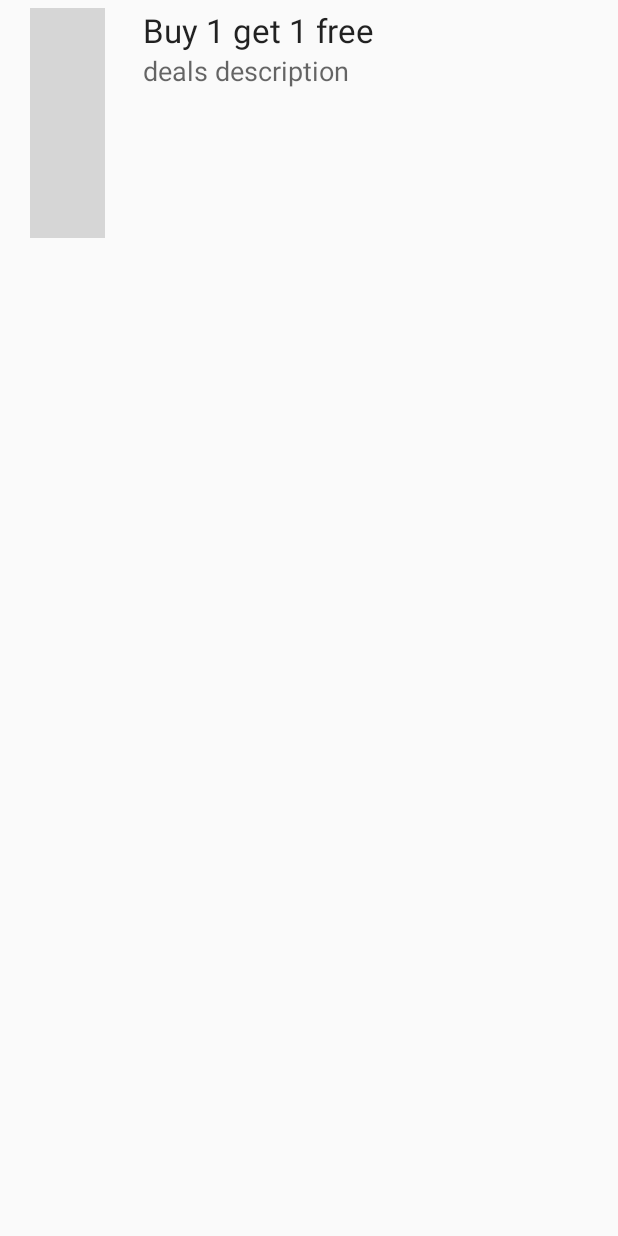
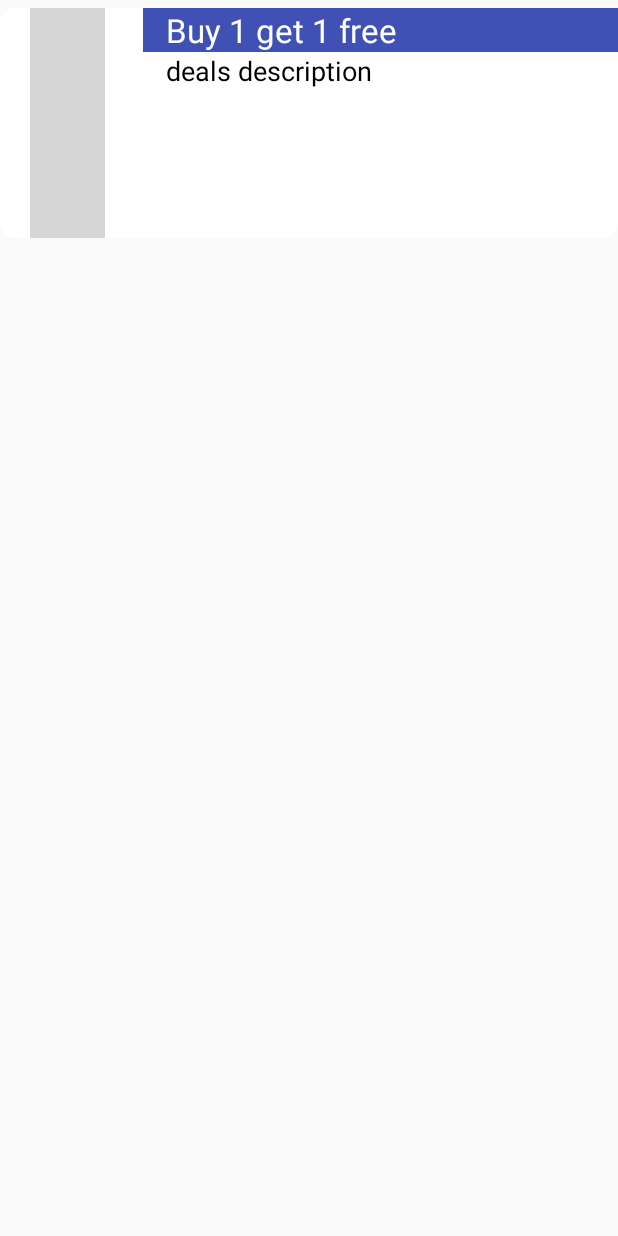
Before and after one commit to jktdeals/Deals, an Android app: the layout item_deal_notification.xml on its own in the app's theme, with its tools: preview values and no code run, on a phone screen of 412 x 824 dp. Run offline under Robolectric (Android 15) with nearby library versions, the light colour scheme and no system bars; grey boxes are pictures that could not be loaded.

Commit message:
better ui for floating list

```diff
--- a/app/src/main/res/drawable/white_round.xml
+++ b/app/src/main/res/drawable/white_round.xml
@@ -1,5 +1,5 @@
 <?xml version="1.0" encoding="utf-8"?>
 <shape xmlns:android="http://schemas.android.com/apk/res/android">
     <solid android:color="#FFFFFF" />
-    <corners android:radius="2dp"/>
+    <corners android:radius="10dp"/>
 </shape>
--- a/app/src/main/res/layout/item_deal_notification.xml
+++ b/app/src/main/res/layout/item_deal_notification.xml
@@ -9,7 +9,8 @@
         android:layout_width="match_parent"
         android:layout_height="wrap_content"
         android:layout_marginTop="5dp"
-        android:layout_weight="0.08">
+        android:layout_weight="0.08"
+        android:background="@drawable/white_round">
 
         <ImageView
             android:layout_width="50dp"
@@ -25,19 +26,26 @@
             android:layout_marginLeft="25dp">
 
             <TextView
-                android:layout_width="wrap_content"
+                android:layout_width="match_parent"
                 android:layout_height="wrap_content"
                 android:textAppearance="?android:attr/textAppearanceLarge"
                 android:text="Buy 1 get 1 free"
-                android:id="@+id/tvDealTitle" />
+                android:id="@+id/tvDealTitle"
+                android:textColor="#FFFFFF"
+                android:background="#3F51B5"
+                android:layout_gravity="center_horizontal"
+                android:paddingLeft="15dp" />
 
             <TextView
-                android:layout_width="261dp"
+                android:layout_width="match_parent"
                 android:layout_height="63dp"
                 android:textAppearance="?android:attr/textAppearanceMedium"
                 android:text="deals description"
                 android:id="@+id/tvDealDescription"
-                android:maxLines="2" />
+                android:maxLines="2"
+                android:textColor="#000000"
+                android:background="#AAFFFFFF"
+                android:paddingLeft="15dp" />
         </LinearLayout>
     </LinearLayout>
 </LinearLayout>
```
Also changed, not shown: app/src/main/java/com/jktdeals/deals/services/NotificationService.java (+8 -8 lines), app/src/main/res/layout/temp_linear.xml (added, +13 -0 lines).
